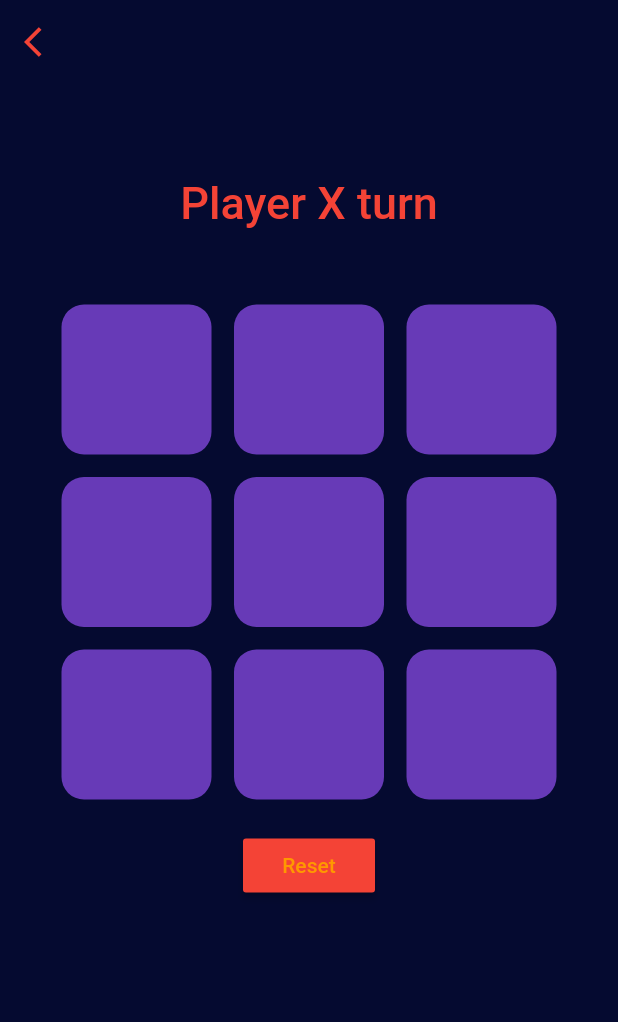
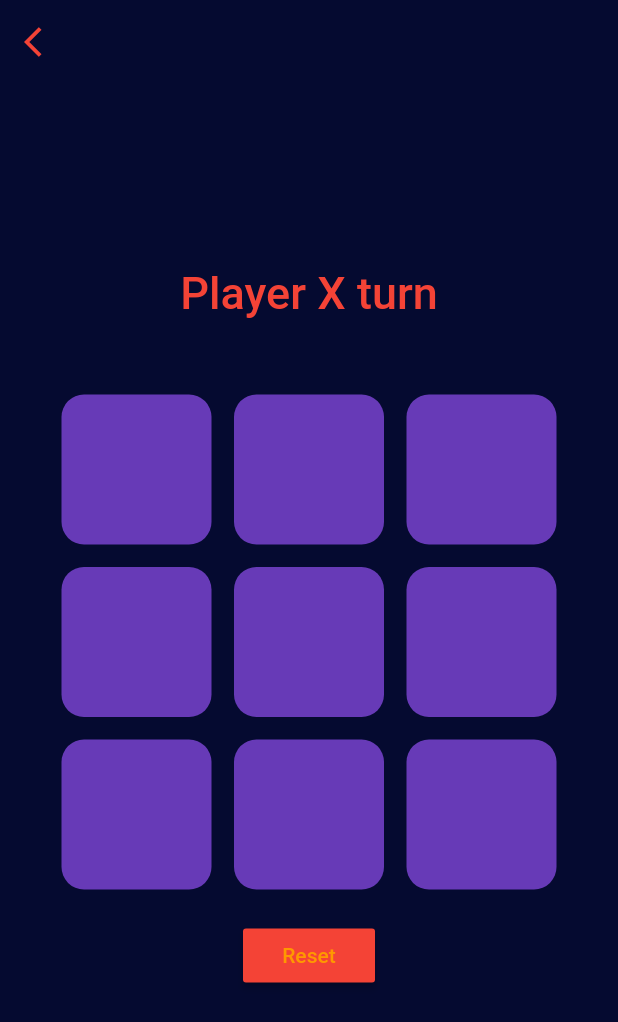
Before and after one commit to mahmoudnader150/tic_tac_toe_game, a Flutter app: the GameScreen screen opened directly, on a phone screen of 412 x 824 dp. Shown: the top 1022 px of the screen. Run offline on Flutter 3.47's test engine with Material 2 defaults, Android fonts, the phone set to English and light mode, and no system bars; our stand-ins replace flutter_bloc, fluttertoast, hexcolor; missing offline and left inert: dart:ffi.

Commit message:
adjust UI

```diff
--- a/lib/game_screen.dart
+++ b/lib/game_screen.dart
@@ -67,6 +67,7 @@ class GameScreen extends StatelessWidget {
               child: Column(
                 mainAxisAlignment: MainAxisAlignment.center,
                 children: [
+                  SizedBox(height: 60,),
                   Text(
                     cubit.gameMessage(),
                     style: TextStyle(
```
